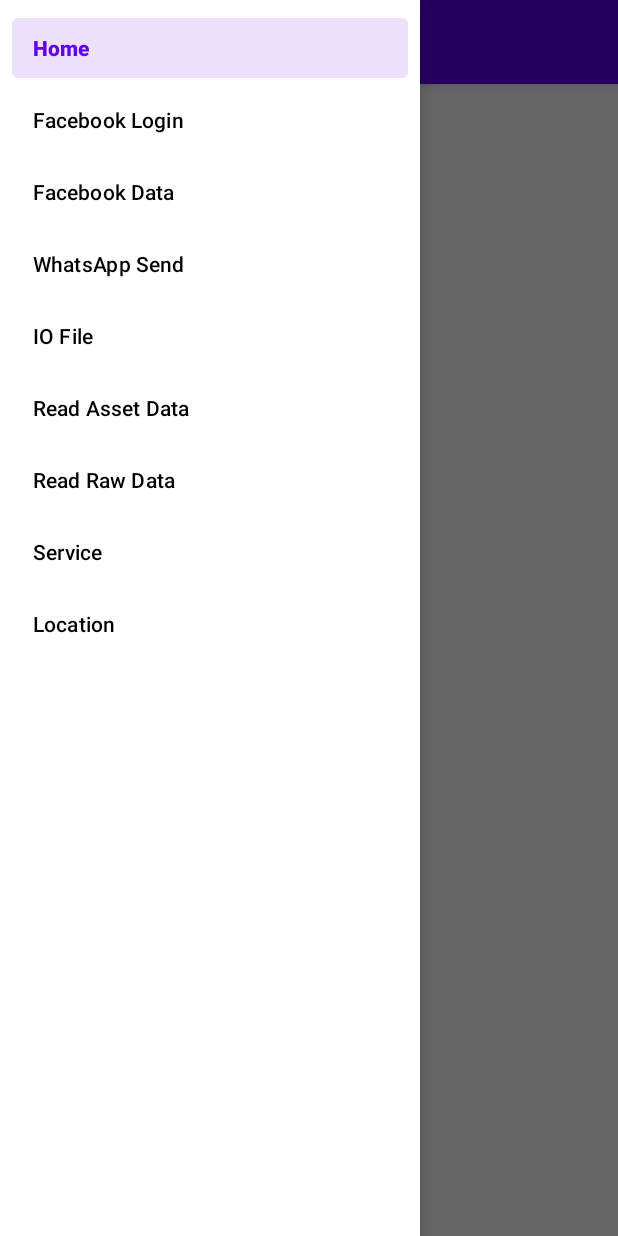
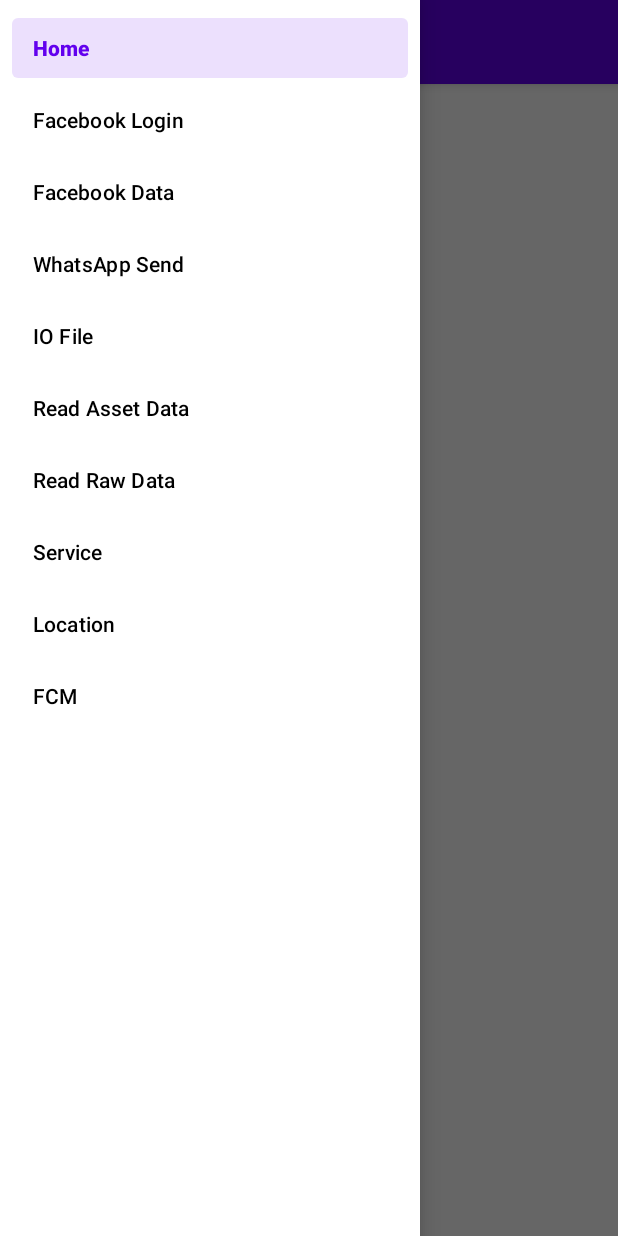
Before and after one commit to cody-kalvin/AndroidExercise, an Android app: the screen it shows after launch (MainActivity), with the side drawer open, on a phone screen of 412 x 824 dp. Run offline under Robolectric (Android 15) with nearby library versions, the phone set to English and light mode, and no system bars; our stand-ins replace navigation-ui.

Commit message:
add FCM navigation

```diff
--- a/app/src/main/res/menu/activity_main_drawer.xml
+++ b/app/src/main/res/menu/activity_main_drawer.xml
@@ -31,5 +31,8 @@
         <item
             android:id="@+id/nav_location"
             android:title="@string/menu_location" />
+        <item
+            android:id="@+id/nav_fcm"
+            android:title="@string/menu_fcm" />
     </group>
 </menu>
--- a/app/src/main/res/navigation/mobile_navigation.xml
+++ b/app/src/main/res/navigation/mobile_navigation.xml
@@ -49,4 +49,9 @@
         android:name="com.cody.androidexercise.ui.location.LocationFragment"
         android:label="@string/fragment_location"
         tools:layout="@layout/fragment_location" />
+    <fragment
+        android:id="@+id/nav_fcm"
+        android:name="com.cody.androidexercise.ui.fcm.FcmFragment"
+        android:label="@string/fragment_fcm"
+        tools:layout="@layout/fragment_fcm" />
 </navigation>
--- a/app/src/main/res/values/strings.xml
+++ b/app/src/main/res/values/strings.xml
@@ -42,4 +42,8 @@
     <string name="fragment_location">Location</string>
     <string name="permission_detail">Location permission is needed.</string>
     <string name="action_ok">OK</string>
+    <string name="menu_fcm">FCM</string>
+    <string name="fragment_fcm">FCM</string>
+    <string name="fcm_notification_channel_id">fcm_channel_01</string>
+    <string name="fcm_notification_channel_name">FCM Notification</string>
 </resources>
```
